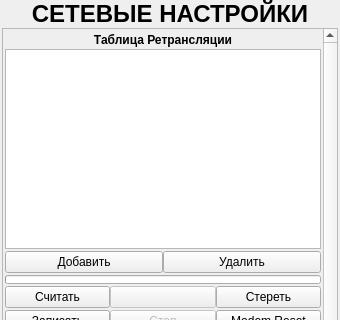
Old version of the form ANDROID_FORMS/retranslation_table_form.ui in the repository DavidSiegman/PLC_RF_Configurator; both pictures show x 0 to 340 and y 0 to 320 of the 340 by 560 pixel window.
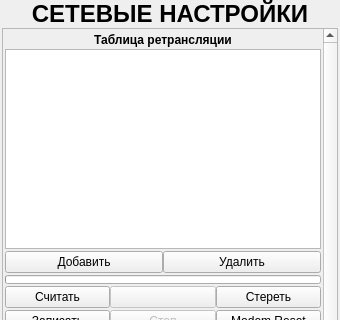
New version of the form. Icons and pictures are not drawn.

```diff
--- a/ANDROID_FORMS/retranslation_table_form.ui
+++ b/ANDROID_FORMS/retranslation_table_form.ui
@@ -167,7 +167,7 @@
                 </font>
                </property>
                <property name="text">
-                <string>Таблица Ретрансляции</string>
+                <string>Таблица ретрансляции</string>
                </property>
                <property name="alignment">
                 <set>Qt::AlignCenter</set>
```
Left out of the diff: 42 changed lines with no effect on the pictures.
